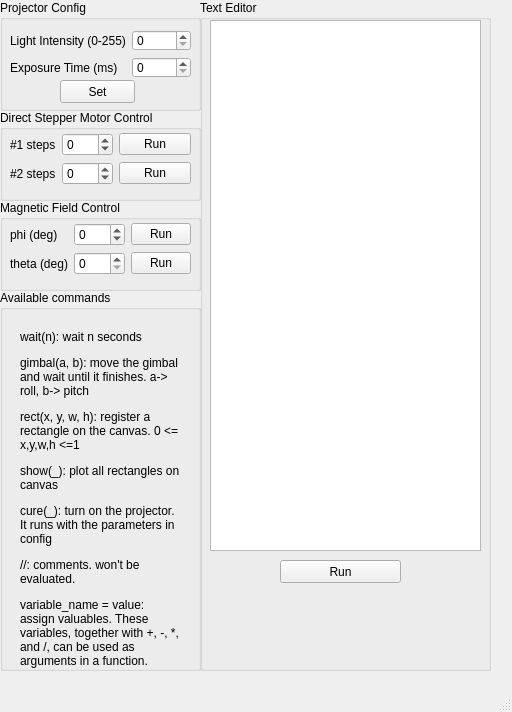
Qt form client side/mainwindow.ui (atelier-ritz/pycrafter4500_stepper-based) before a commit.
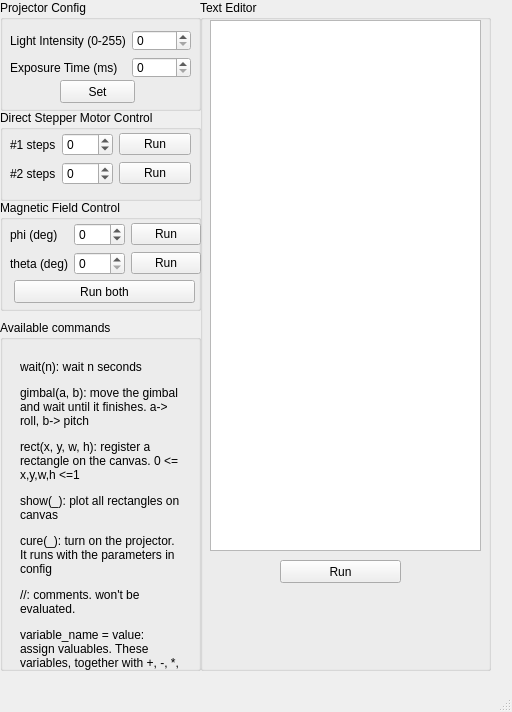
The same form after that commit.

What changed in the file:
```diff
--- a/client side/mainwindow.ui
+++ b/client side/mainwindow.ui
@@ -126,9 +126,9 @@
     <property name="geometry">
      <rect>
       <x>0</x>
-      <y>290</y>
+      <y>320</y>
       <width>201</width>
-      <height>381</height>
+      <height>351</height>
      </rect>
     </property>
     <property name="title">
@@ -230,7 +230,7 @@
       <x>0</x>
       <y>200</y>
       <width>201</width>
-      <height>91</height>
+      <height>111</height>
      </rect>
     </property>
     <property name="title">
@@ -241,7 +241,7 @@
       <rect>
        <x>10</x>
        <y>23</y>
-       <width>181</width>
+       <width>191</width>
        <height>54</height>
       </rect>
      </property>
@@ -296,6 +296,19 @@
       </item>
      </layout>
     </widget>
+    <widget class="QPushButton" name="btn_phi_theta_run">
+     <property name="geometry">
+      <rect>
+       <x>14</x>
+       <y>80</y>
+       <width>181</width>
+       <height>23</height>
+      </rect>
+     </property>
+     <property name="text">
+      <string>Run both</string>
+     </property>
+    </widget>
    </widget>
   </widget>
   <widget class="QMenuBar" name="menubar">
```
